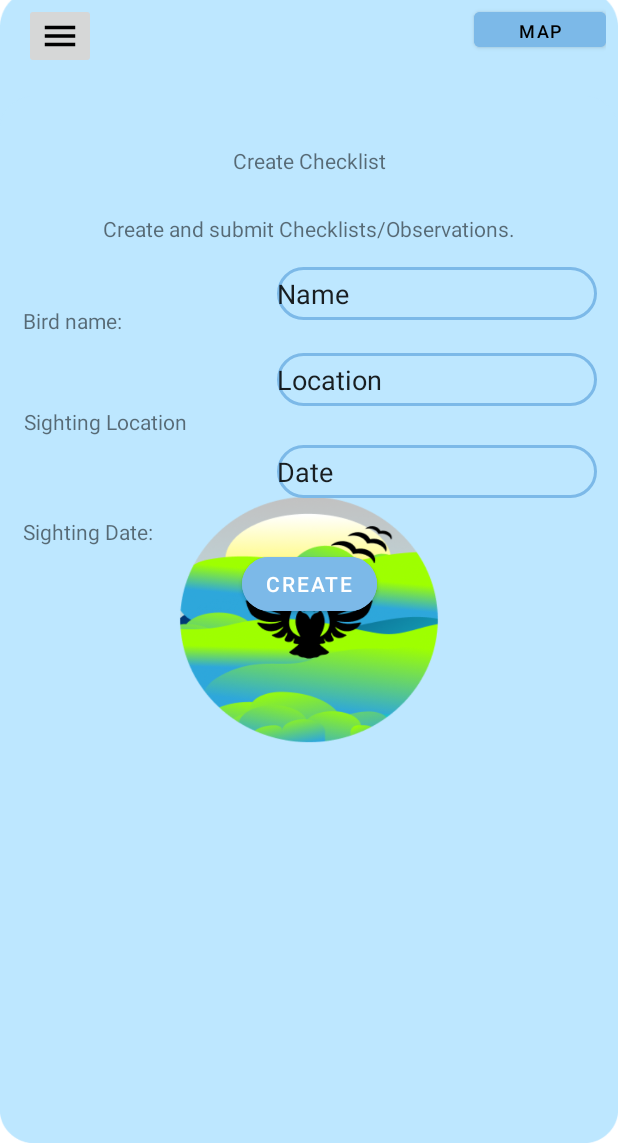
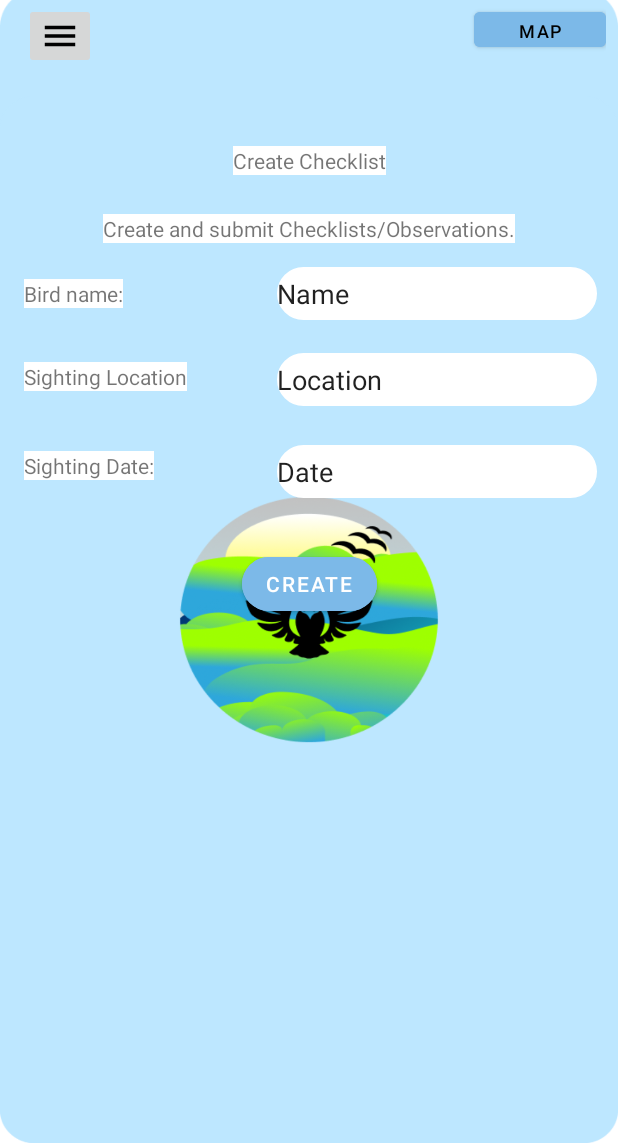
Before and after one commit to AidenBosman124/OPSC7312_POE_Task2, an Android app: the fragment Createchecklistsfrag placed in its activity, on a phone screen of 412 x 824 dp, the part 93-1236 px from its top. Run offline under Robolectric (Android 15) with nearby library versions, the phone set to English and light mode, and no system bars.

```diff
--- a/app/src/main/res/layout/fragment_createchecklistsfrag.xml
+++ b/app/src/main/res/layout/fragment_createchecklistsfrag.xml
@@ -20,6 +20,7 @@
         android:layout_height="wrap_content"
         android:layout_marginTop="33dp"
         android:text="Create Checklist"
+        android:background="@color/white"
         app:layout_constraintEnd_toEndOf="parent"
         app:layout_constraintStart_toStartOf="parent"
         app:layout_constraintTop_toTopOf="parent" />
@@ -33,6 +34,7 @@
         android:ems="10"
         android:inputType="text"
         android:text="Name"
+        android:backgroundTint="@color/white"
         android:background="@drawable/custom_edittext"
         app:layout_constraintEnd_toEndOf="parent"
         app:layout_constraintTop_toTopOf="parent" />
@@ -53,8 +55,9 @@
         android:id="@+id/textView30"
         android:layout_width="wrap_content"
         android:layout_height="wrap_content"
-        android:layout_marginStart="15dp"
-        android:layout_marginTop="42dp"
+        android:layout_marginStart="16dp"
+        android:layout_marginTop="24dp"
+        android:background="@color/white"
         android:text="Bird name:"
         app:layout_constraintStart_toStartOf="parent"
         app:layout_constraintTop_toBottomOf="@+id/textView8" />
@@ -62,10 +65,11 @@
     <EditText
         android:id="@+id/editTextText4"
         android:layout_width="wrap_content"
-        android:layout_height="35dp "
+        android:layout_height="35dp"
         android:layout_marginTop="26dp"
         android:layout_marginEnd="14dp"
         android:ems="10"
+        android:backgroundTint="@color/white"
         android:background="@drawable/custom_edittext"
         android:inputType="text"
         android:text="Date"
@@ -76,8 +80,9 @@
         android:id="@+id/textView32"
         android:layout_width="wrap_content"
         android:layout_height="wrap_content"
-        android:layout_marginStart="15dp"
-        android:layout_marginTop="54dp"
+        android:layout_marginStart="16dp"
+        android:layout_marginTop="40dp"
+        android:background="@color/white"
         android:text="Sighting Date:"
         app:layout_constraintStart_toStartOf="parent"
         app:layout_constraintTop_toBottomOf="@+id/textView31" />
@@ -87,7 +92,8 @@
         android:layout_width="wrap_content"
         android:layout_height="wrap_content"
         android:layout_marginStart="16dp"
-        android:layout_marginTop="48dp"
+        android:layout_marginTop="36dp"
+        android:background="@color/white"
         android:text="Sighting Location"
         app:layout_constraintStart_toStartOf="parent"
         app:layout_constraintTop_toBottomOf="@+id/textView30" />
@@ -95,10 +101,11 @@
     <EditText
         android:id="@+id/editTextText3"
         android:layout_width="wrap_content"
-        android:layout_height="35dp "
+        android:layout_height="35dp"
         android:layout_marginTop="22dp"
         android:layout_marginEnd="14dp"
         android:ems="10"
+        android:backgroundTint="@color/white"
         android:background="@drawable/custom_edittext"
         android:inputType="text"
         android:text="Location"
@@ -110,6 +117,7 @@
         android:layout_width="wrap_content"
         android:layout_height="wrap_content"
         android:layout_marginBottom="16dp"
+        android:background="@color/white"
         android:text="Create and submit Checklists/Observations."
         app:layout_constraintBottom_toTopOf="@+id/editTextText2"
         app:layout_constraintEnd_toEndOf="parent"
```
Also changed, not shown: app/src/main/java/com/example/opsc7312_poe_task2/Login.kt (+24 -17 lines), app/src/main/java/com/example/opsc7312_poe_task2/Register.kt (+41 -14 lines).
